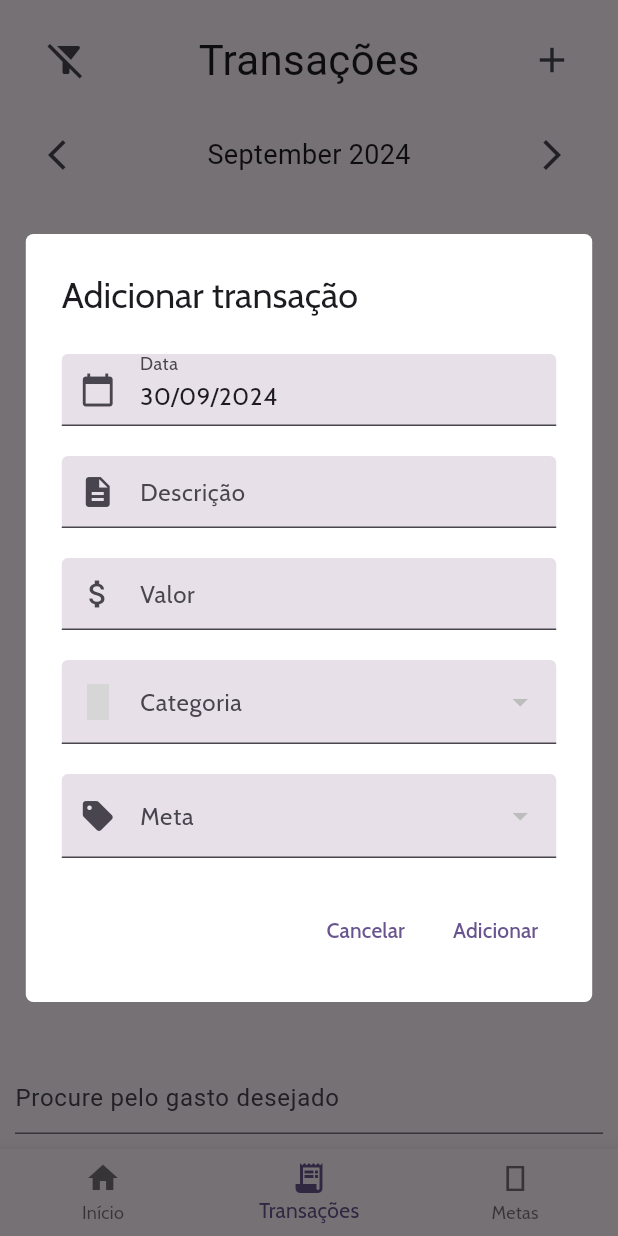
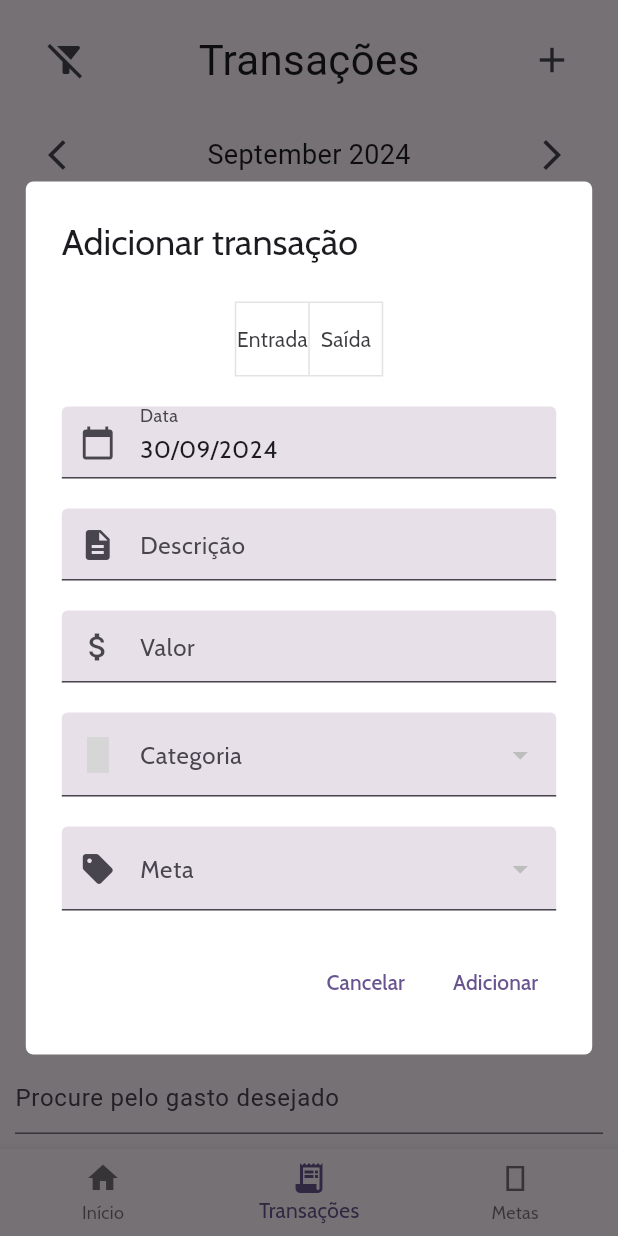
Before and after one commit to XxTaro/fintfitapp-mobile, a Flutter app: the screen it shows after launch, item 2 of the bottom bar chosen, after a tap on the "add" icon, on a phone screen of 412 x 824 dp. Run offline on Flutter 3.47's test engine with Material 3 defaults, Android fonts, the phone set to English and light mode, and no system bars; our stand-ins replace drift, flutter_svg, google_fonts, material_symbols_icons, sqlite3_flutter_libs; missing offline and left inert: dart:ffi, sqlite3; accounts and stored records are empty; generated files the repository leaves out were written again; grey boxes are pictures that could not be loaded.

Commit message:
### Finished filter transactions by month
### Added
 - is income toggle button in add transaction page [not finished]

```diff
--- a/lib/transaction_page.dart
+++ b/lib/transaction_page.dart
@@ -28,11 +28,16 @@ class _TransactionPage extends State<TransactionPage> {
   late CategoryTableHelper categoryTableHelper;
   late List<CategoryData> categories;
   late List<Widget> containers = [];
-  late List<MovementData> transactions;
+  late List<MovementData> transactions = [];
 
   final TextEditingController _dateController = TextEditingController();
   final TextEditingController _descriptionController = TextEditingController();
   final TextEditingController _valueController = TextEditingController();
+  final TextEditingController _isIncomeController = TextEditingController();
+  List<bool> isEntryOrExit = [
+    false,
+    false
+  ];
 
   @override
   void initState() {
@@ -56,7 +61,10 @@ class _TransactionPage extends State<TransactionPage> {
   }
 
   _setMovementList() async {
-    List<MovementData> list = await Future.value(movementTableHelper.getAllTransactions());
+    List<MovementData> list = await Future.value(movementTableHelper.getByMonth(DateTime(
+      DateTime.now().year,
+      DateTime.now().month + _dateDiff
+    )));
     transactions = list;
     print(list);
     setState(() {
@@ -64,8 +72,23 @@ class _TransactionPage extends State<TransactionPage> {
     });
   }
 
-  _fillTransactionContainer() {
-    containers = transactions.map((item) {
+  Widget _fillTransactionContainer() {
+    if (transactions.isEmpty) {
+      return const Center(
+        child: Text('Não existem transações para o mês e ano selecionado!')
+      );
+    }
+
+    return SingleChildScrollView(
+      child: Column(
+        mainAxisSize: MainAxisSize.min,
+        children: _getTransactions()
+      ),
+    );
+  }
+
+  List<Widget> _getTransactions() {
+    return containers = transactions.map((item) {
         return Flexible(
           fit: FlexFit.loose,
           child: Container(
@@ -128,12 +151,7 @@ class _TransactionPage extends State<TransactionPage> {
               _buildDateSelection(),
               Expanded(child: Padding(
                 padding: const EdgeInsets.all(10),
-                child: SingleChildScrollView(
-                  child: Column(
-                    mainAxisSize: MainAxisSize.min,
-                    children: containers
-                  ),
-                )
+                child: _fillTransactionContainer()
               ),),
               Row(
                 children: [
@@ -215,6 +233,24 @@ class _TransactionPage extends State<TransactionPage> {
               padding: EdgeInsets.zero,
               child: ListBody(
                 children: <Widget>[
+                  Center(
+                    child: ToggleButtons(
+                      isSelected: isEntryOrExit,
+                      onPressed: (int index) {
+                        setState(() {
+                          for (var i = 0; i < isEntryOrExit.length; i++) {
+                            isEntryOrExit[i] = false;
+                          }
+                          isEntryOrExit[index] = !isEntryOrExit[index];
+                        });
+                      },
+                      children: const [
+                        Text('Entrada'),
+                        Text('Saída')
+                      ]
+                    )
+                  ),
+                  const SizedBox(height: 20),
                   TextField(
                     onTap: () => _selectDate(),
                     readOnly: true,
@@ -342,9 +378,10 @@ class _TransactionPage extends State<TransactionPage> {
   }
 
   Future<void> _selectDate() async {
+    DateTime currentDate = DateFormat("dd/MM/yyyy").parse(_dateController.text);
     DateTime? picked = await showDatePicker(
       context: context,
-      initialDate: DateTime.now(),
+      initialDate: currentDate,
       firstDate: DateTime(2000),
       lastDate: DateTime(2100)
     );
@@ -375,6 +412,7 @@ class _TransactionPage extends State<TransactionPage> {
                     setState(() {
                       _dateDiff--;
                       date = returnMonthAndYear(DateTime(DateTime.now().year, DateTime.now().month + _dateDiff, DateTime.now().day));
+                      _setMovementList();
                     });
                   },
                 ),
@@ -390,6 +428,7 @@ class _TransactionPage extends State<TransactionPage> {
                     setState(() {
                       _dateDiff++;
                       date = returnMonthAndYear(DateTime(DateTime.now().year, DateTime.now().month + _dateDiff, DateTime.now().day));
+                      _setMovementList();
                     });
                   },
                 )
```
